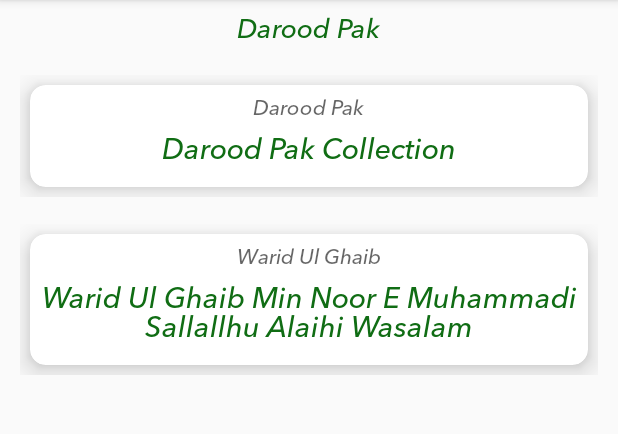
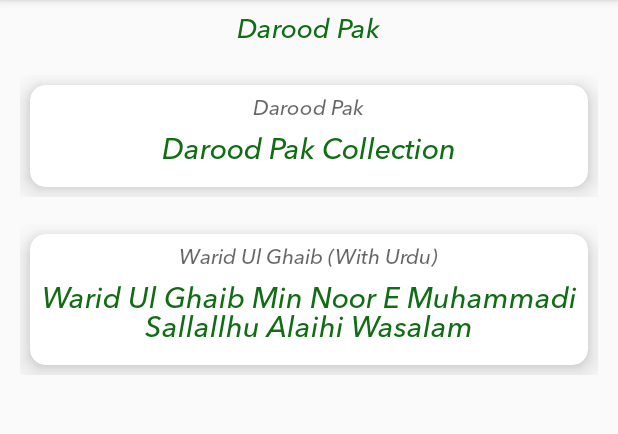
Before and after one commit to lysaan/DalailUlBarkaat, an Android app: the screen it shows after launch (HomeActivity), on a phone screen of 412 x 824 dp, the part 84-518 px from its top. Run offline under Robolectric (Android 15) with nearby library versions, the phone set to English and light mode, and no system bars; our stand-ins replace sdp/ssp sizes.

Commit message:
Load fragment removed, text updated. Pushed to GPS
Took 21 minutes

```diff
--- a/app/src/main/java/alkaafinternational92/daroodpakcollection/dalailulbarkaat/activities/HomeActivity.kt
+++ b/app/src/main/java/alkaafinternational92/daroodpakcollection/dalailulbarkaat/activities/HomeActivity.kt
@@ -26,9 +26,6 @@ class HomeActivity  : BaseActivity() {
     val bottomNavigationView = findViewById<BottomNavigationView>(R.id.bottomNavigationView)
 
     menu = bottomNavigationView.menu
-//    menu[0].isCheckable = true
-
-
     loadFragment(DaroodFragment())
 
     bottomNavigationView.setOnItemSelectedListener { menuItem ->
@@ -46,7 +43,6 @@ class HomeActivity  : BaseActivity() {
   override fun onResume() {
     super.onResume()
     base_nav_view.setCheckedItem(base_nav_view.menu.getItem(0))
-    loadFragment(DaroodFragment())
   }
 
 
--- a/app/src/main/java/alkaafinternational92/daroodpakcollection/dalailulbarkaat/adapters/DaroodAdapter.kt
+++ b/app/src/main/java/alkaafinternational92/daroodpakcollection/dalailulbarkaat/adapters/DaroodAdapter.kt
@@ -69,7 +69,7 @@ class DaroodAdapter(
 
       val email = context.getString(R.string.email_address)
       val subject = context.getString(R.string.report_subject)
-      val body = "Incorrect Darood Details:\n\n ID: ${tips.id} \nText: ${tips.name} \n\nCorrection:"
+      val body = "Incorrect Darood Details:\n\nType:$type \nID: ${tips.id} \nText: ${tips.name} \n\nCorrection:"
 
       val intent = Intent(Intent.ACTION_SENDTO).apply {
         data = Uri.parse("mailto:") // Ensures only email apps handle this
--- a/app/src/main/res/layout/fragment_darood.xml
+++ b/app/src/main/res/layout/fragment_darood.xml
@@ -87,7 +87,7 @@
 
             <TextView
               style="@style/battery_two_box_title"
-              android:text="@string/warid_ul_ghaib" />
+              android:text="@string/warid_ul_ghaib_with_urdu" />
 
             <TextView
               android:id="@+id/battery_cycle_count"
--- a/app/src/main/res/values/strings.xml
+++ b/app/src/main/res/values/strings.xml
@@ -24,6 +24,7 @@
     <string name="privacy">Privacy</string>
     <string name="privacy_policy">Privacy Policy</string>
     <string name="warid_ul_ghaib">Warid Ul Ghaib</string>
+    <string name="warid_ul_ghaib_with_urdu">Warid Ul Ghaib (With Urdu)</string>
     <string name="version_string">Version: %1$s</string>
     <string name="email_subject">Feature Request - Dalail Ul Barkaat - Darood Pak</string>
     <string name="report_subject">Incorrect Darood  in Dalail Ul Barkaat - Darood Pak</string>
```
